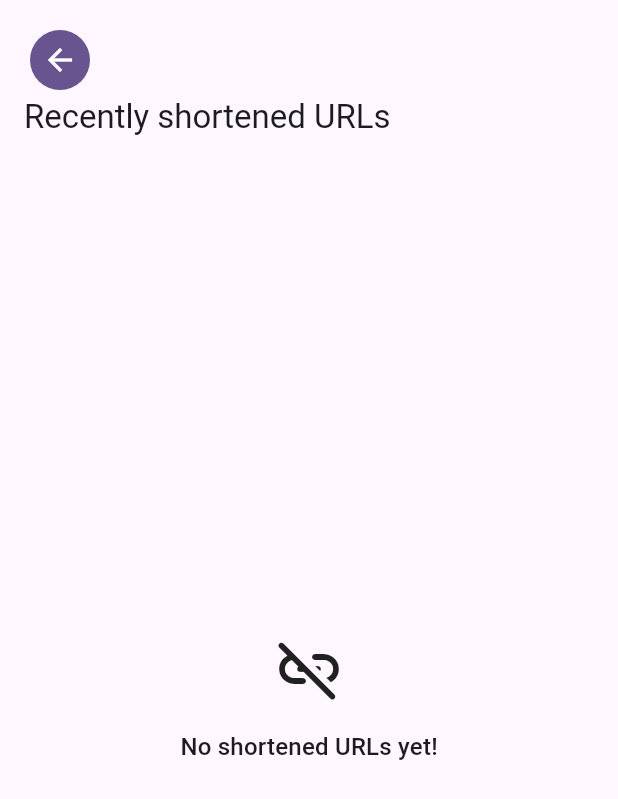
After one commit to gmr-tech/url_shortner, a Flutter app: the RecentlyShortnedUrlsPage screen opened directly, on a phone screen of 412 x 824 dp. The commit adds this screen. Shown: the top 799 px of the screen. Run offline on Flutter 3.47's test engine with Material 3 defaults, Android fonts, the phone set to English and light mode, and no system bars; our stand-ins replace dartz, dio, equatable, flutter_bloc, freezed_annotation, get_it and 2 more.

Commit message:
feat: implement RecentlyShortnedUrlsPage and refactor header to use ShortenedLinkTile

```diff
--- /dev/null
+++ b/lib/src/common/presentation/utils.dart
@@ -0,0 +1,23 @@
+import 'package:design_system/design_system_export.dart';
+import 'package:flutter/material.dart';
+
+import '../infrastructure/injection.dart';
+import '../services/clipboard_service.dart';
+import 'present_constants.dart';
+import 'ui_strings.dart';
+
+// ignore: avoid_classes_with_only_static_members
+abstract class UIUtils {
+  static void handleCopyToClipboard(BuildContext context, String text) async {
+    await getIt<ClipboardService>().setText(text);
+    if (context.mounted) {
+      ScaffoldMessenger.of(context).showSnackBar(
+        SnackBar(
+          content: const Text(UIStrings.urlCopiedToClipboard),
+          duration: PresentConstants.snackBarFastDuration,
+          backgroundColor: DSColors.green.shade700,
+        ),
+      );
+    }
+  }
+}
--- /dev/null
+++ b/lib/src/modules/history/presentation/pages/recently_shortned_urls_page.dart
@@ -0,0 +1,63 @@
+import 'package:design_system/design_system_export.dart';
+import 'package:flutter/material.dart';
+import 'package:flutter_bloc/flutter_bloc.dart';
+
+import '../../../../common/presentation/ui_strings.dart';
+import '../../../../common/presentation/utils.dart';
+import '../../bloc/history_bloc.dart';
+import '../widgets/empty_history.dart';
+import '../widgets/shortened_links_list.dart';
+
+class RecentlyShortnedUrlsPage extends StatelessWidget {
+  const RecentlyShortnedUrlsPage({super.key});
+
+  @override
+  Widget build(BuildContext context) {
+    return Scaffold(
+      body: Column(
+        crossAxisAlignment: CrossAxisAlignment.stretch,
+        children: [
+          Padding(
+            padding: const EdgeInsets.all(DSSpace.medium),
+            child: Column(
+              crossAxisAlignment: CrossAxisAlignment.start,
+              children: [
+                SafeArea(
+                  bottom: false,
+                  child: IconButton.filled(
+                    onPressed: () => Navigator.of(context).pop(),
+                    icon: const Icon(Icons.arrow_back),
+                  ),
+                ),
+                Text(
+                  UIStrings.recentlyShortenedUrls,
+                  style: Theme.of(context).textTheme.titleLarge,
+                ),
+              ],
+            ),
+          ),
+          Expanded(
+            child: BlocBuilder<HistoryBloc, HistoryState>(
+              builder: (context, state) => switch (state) {
+                HistoryInitial _ => const Center(
+                  child: EmptyHistory(),
+                ),
+                final HistoryUpdated updated => ShortenedLinksList(
+                  links: updated.shortenedUrls,
+                  onItemDelete: (link) => context.read<HistoryBloc>().add(
+                    HistoryEvent.remove(link),
+                  ),
+                  onCopyToClipboard: (text) async =>
+                      UIUtils.handleCopyToClipboard(
+                        context,
+                        text,
+                      ),
+                ),
+              },
+            ),
+          ),
+        ],
+      ),
+    );
+  }
+}
```
Also changed, not shown: lib/src/common/presentation/header_and_list.dart (+48 -22 lines), lib/src/modules/history/presentation/widgets/shortened_links_list.dart (+6 -20 lines), 1 other file.
